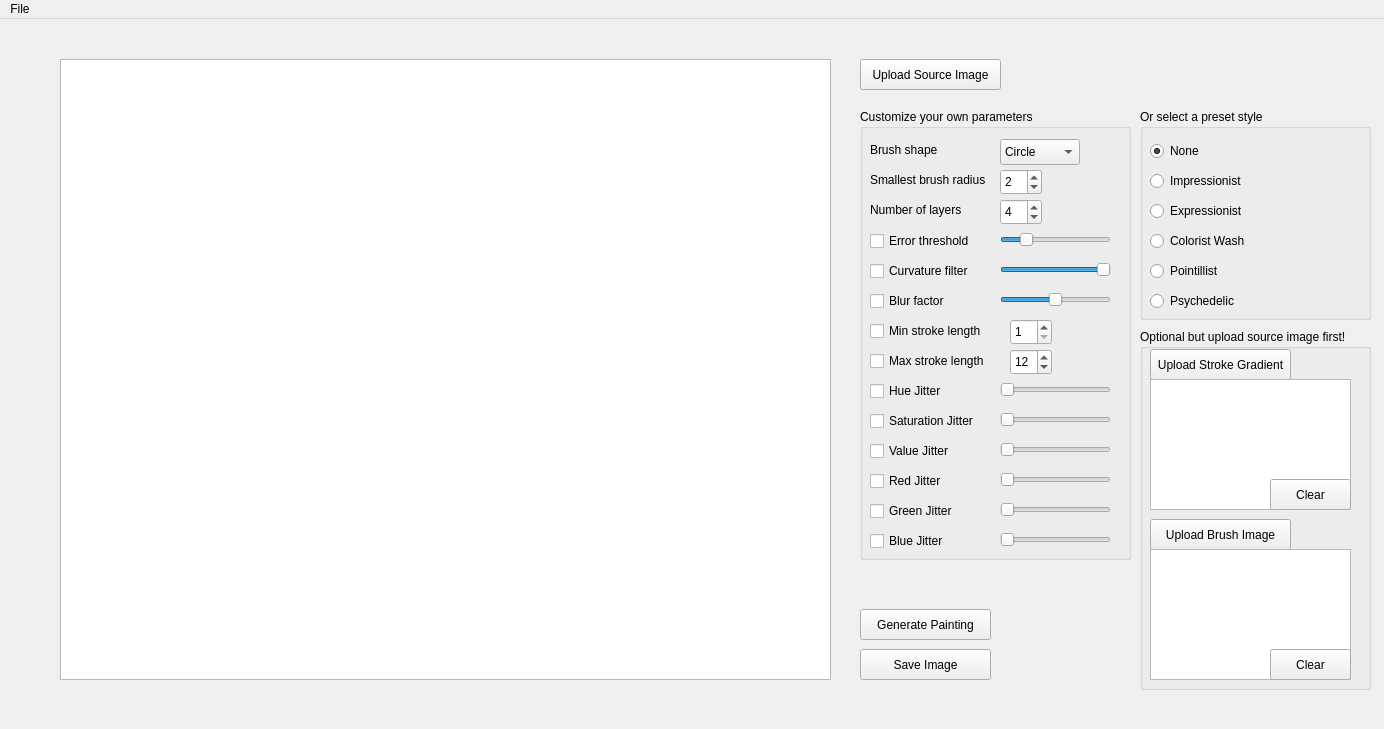
sharond106/Senior-Design, file assignment_package/forms/mainwindow.ui: the form before one commit.
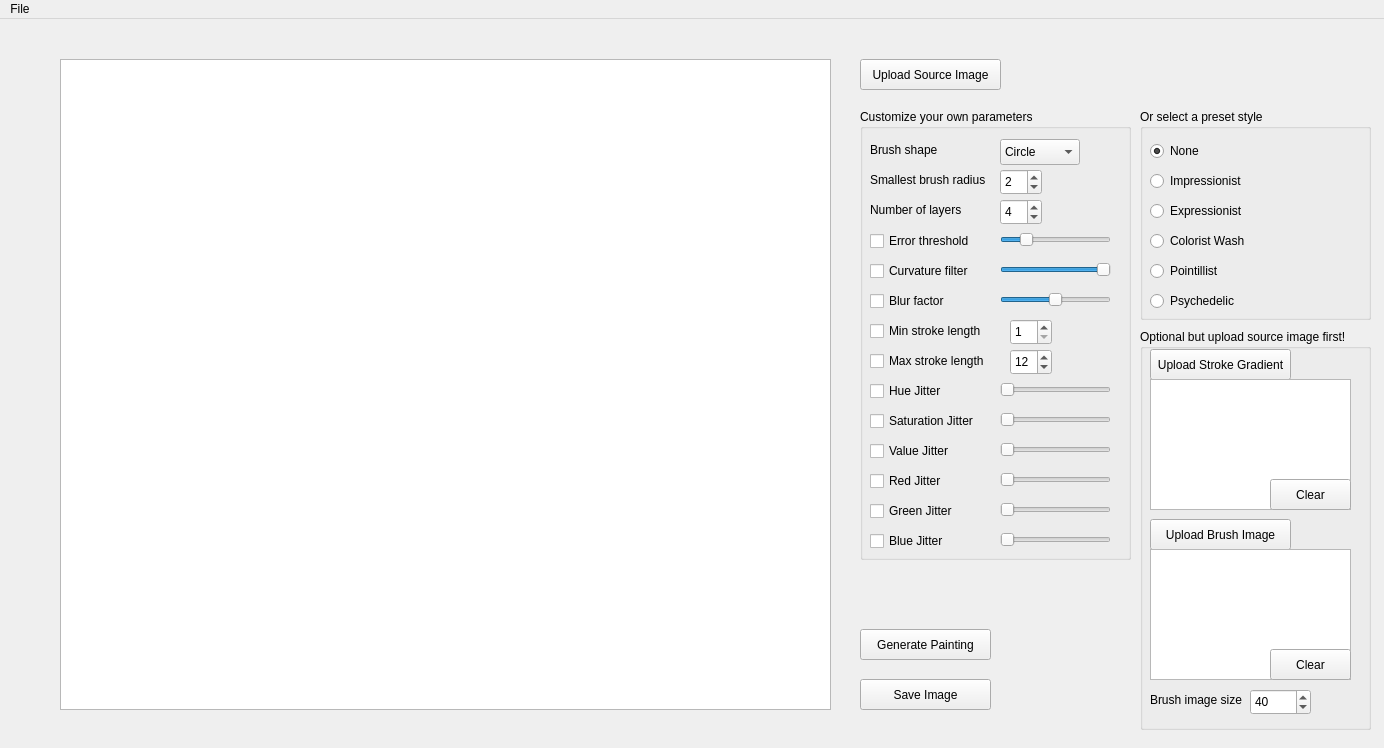
The form after the commit.

Commit message: added brush image size

What changed in the file:
```diff
--- a/assignment_package/forms/mainwindow.ui
+++ b/assignment_package/forms/mainwindow.ui
@@ -7,7 +7,7 @@
     <x>0</x>
     <y>0</y>
     <width>1384</width>
-    <height>729</height>
+    <height>748</height>
    </rect>
   </property>
   <property name="windowTitle">
@@ -20,7 +20,7 @@
       <x>60</x>
       <y>40</y>
       <width>771</width>
-      <height>621</height>
+      <height>651</height>
      </rect>
     </property>
    </widget>
@@ -41,7 +41,7 @@
     <property name="geometry">
      <rect>
       <x>860</x>
-      <y>630</y>
+      <y>660</y>
       <width>131</width>
       <height>31</height>
      </rect>
@@ -54,7 +54,7 @@
     <property name="geometry">
      <rect>
       <x>860</x>
-      <y>590</y>
+      <y>610</y>
       <width>131</width>
       <height>31</height>
      </rect>
@@ -711,7 +711,7 @@
       <x>1140</x>
       <y>310</y>
       <width>231</width>
-      <height>361</height>
+      <height>401</height>
      </rect>
     </property>
     <property name="title">
@@ -789,6 +789,41 @@
       <string>Clear</string>
      </property>
     </widget>
+    <widget class="QLabel" name="label_4">
+     <property name="geometry">
+      <rect>
+       <x>10</x>
+       <y>360</y>
+       <width>121</width>
+       <height>21</height>
+      </rect>
+     </property>
+     <property name="text">
+      <string>Brush image size</string>
+     </property>
+    </widget>
+    <widget class="QSpinBox" name="brushImageSize">
+     <property name="geometry">
+      <rect>
+       <x>110</x>
+       <y>360</y>
+       <width>61</width>
+       <height>26</height>
+      </rect>
+     </property>
+     <property name="minimum">
+      <number>0</number>
+     </property>
+     <property name="maximum">
+      <number>80</number>
+     </property>
+     <property name="singleStep">
+      <number>1</number>
+     </property>
+     <property name="value">
+      <number>40</number>
+     </property>
+    </widget>
    </widget>
    <zorder>groupBox</zorder>
    <zorder>parametersGroup</zorder>
```
Left out of the diff: 2 changed lines with no effect on the pictures. The commit also changes 10 other files.
